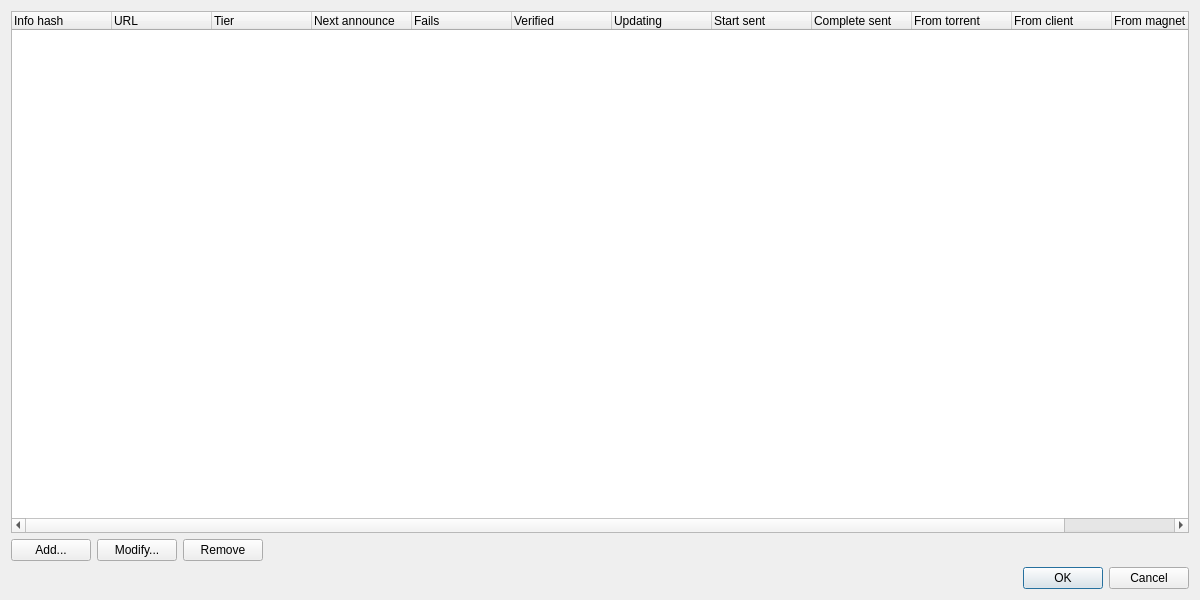
This is src/plugins/bittorrent/trackerschanger.ui in 0xd34df00d/leechcraft as Qt 5 draws it before an edit. The edited form follows.
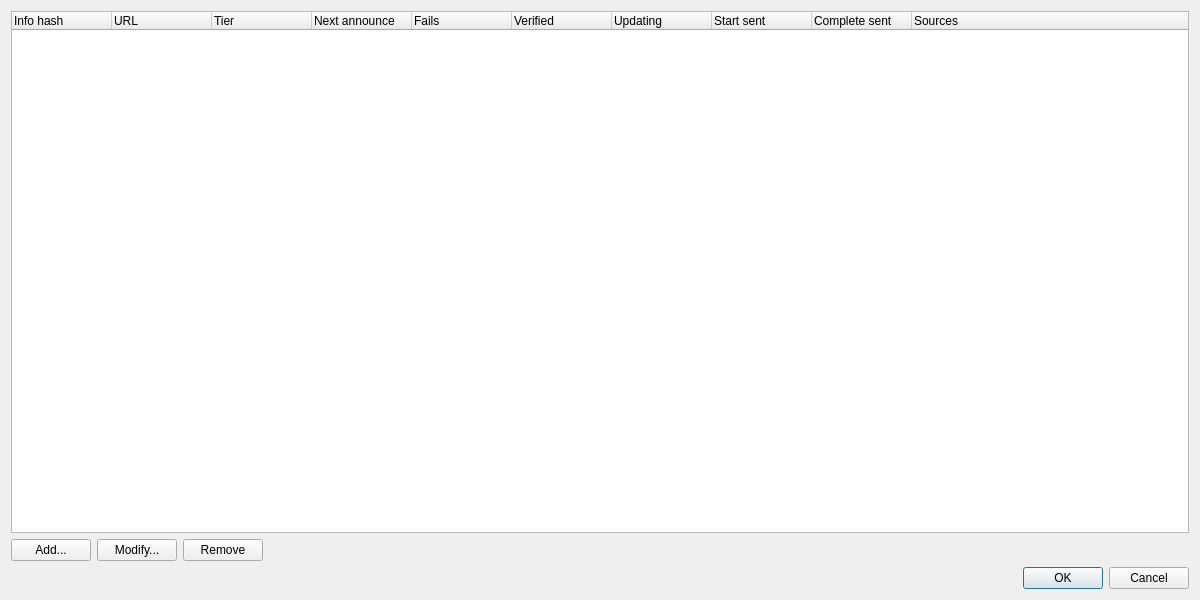
This is the edited form. Icons and pictures are not drawn.

Commit message: [BT] More concise sources list

Diff of the .ui file:
```diff
--- a/src/plugins/bittorrent/trackerschanger.ui
+++ b/src/plugins/bittorrent/trackerschanger.ui
@@ -78,22 +78,7 @@
      </column>
      <column>
       <property name="text">
-       <string>From torrent</string>
-      </property>
-     </column>
-     <column>
-      <property name="text">
-       <string>From client</string>
-      </property>
-     </column>
-     <column>
-      <property name="text">
-       <string>From magnet</string>
-      </property>
-     </column>
-     <column>
-      <property name="text">
-       <string>From TeX</string>
+       <string>Sources</string>
       </property>
      </column>
     </widget>
```
The commit also changes 1 other file.
